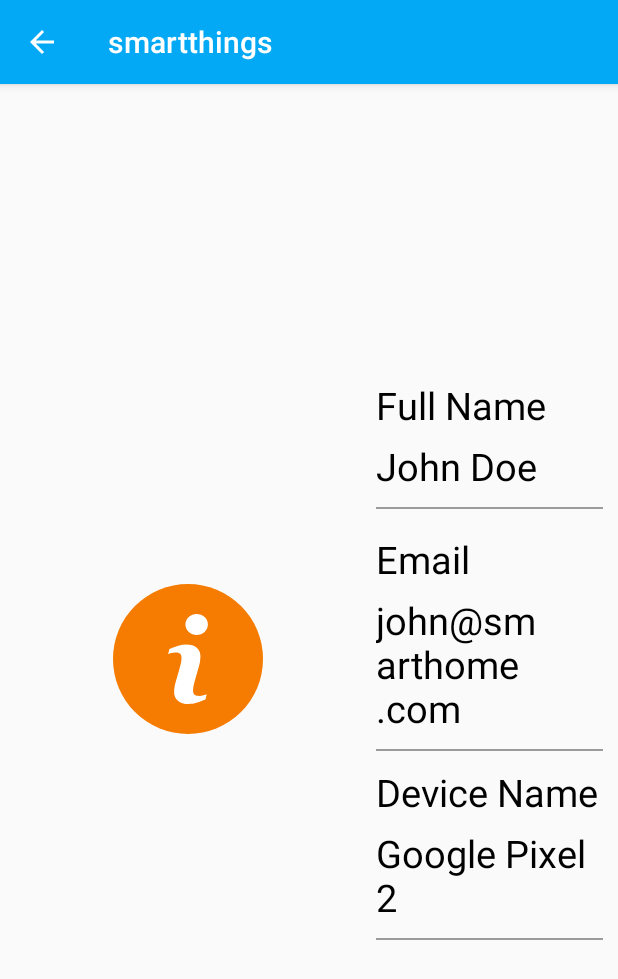
After one commit to wangerekaharun/SmartHome, an Android app: the InfoActivity screen opened directly, with no data from a screen before it, on a phone screen of 412 x 824 dp. The commit adds this screen. Shown: the top 979 px of the screen. Run offline under Robolectric (Android 15) with nearby library versions, the phone set to English and light mode, and no system bars.

Commit message:
added info ui for smartthings app

```diff
--- a/smartthings/src/main/AndroidManifest.xml
+++ b/smartthings/src/main/AndroidManifest.xml
@@ -18,6 +18,17 @@
         android:label="@string/app_name">
         <uses-library android:name="com.google.android.things"/>
 
+        <activity
+            android:name=".ui.info.InfoActivity"
+            android:parentActivityName=".ui.dashboard.DashboardActivity"
+            android:theme="@style/AppTheme"
+        >
+            <intent-filter>
+                <action android:name="android.intent.action.MAIN"/>
+
+                <category android:name="android.intent.category.LAUNCHER"/>
+            </intent-filter>
+        </activity>
         <activity
             android:name=".ui.weather.WeatherActivity"
             android:parentActivityName=".ui.dashboard.DashboardActivity"
@@ -43,11 +54,12 @@
 
                 <category android:name="android.intent.category.LAUNCHER"/>
             </intent-filter>
-             <intent-filter>
-             <action android:name="android.intent.action.MAIN"/>
-                 <category android:name="android.intent.category.HOME"/>
-             <category android:name="android.intent.category.DEFAULT"/>
-             </intent-filter>
+            <intent-filter>
+                <action android:name="android.intent.action.MAIN"/>
+
+                <category android:name="android.intent.category.HOME"/>
+                <category android:name="android.intent.category.DEFAULT"/>
+            </intent-filter>
         </activity>
         <activity
             android:name=".ui.auth.ThingsConnectionActivity"
--- a/smartthings/src/main/java/ke/co/appslab/smartthings/ui/dashboard/DashboardActivity.kt
+++ b/smartthings/src/main/java/ke/co/appslab/smartthings/ui/dashboard/DashboardActivity.kt
@@ -5,6 +5,7 @@
 import android.os.Bundle
 import ke.co.appslab.smartthings.R
 import ke.co.appslab.smartthings.ui.camera.DoorbellActivity
+import ke.co.appslab.smartthings.ui.info.InfoActivity
 import ke.co.appslab.smartthings.ui.internetmonitor.InternetMonitorActivity
 import ke.co.appslab.smartthings.ui.motionsensor.MotionSensorActivity
 import ke.co.appslab.smartthings.ui.weather.WeatherActivity
@@ -42,5 +43,9 @@
             weatherIntent.putExtra("weatherType", "Pressure")
             startActivity(weatherIntent)
         }
+        infoCardView.setOnClickListener {
+            val infoIntent = Intent(this,InfoActivity::class.java)
+            startActivity(infoIntent)
+        }
     }
 }
--- /dev/null
+++ b/smartthings/src/main/java/ke/co/appslab/smartthings/ui/info/InfoActivity.kt
@@ -0,0 +1,14 @@
+package ke.co.appslab.smartthings.ui.info
+
+import android.app.Activity
+import android.os.Bundle
+import androidx.appcompat.app.AppCompatActivity
+import ke.co.appslab.smartthings.R
+
+class InfoActivity : AppCompatActivity() {
+
+    override fun onCreate(savedInstanceState: Bundle?) {
+        super.onCreate(savedInstanceState)
+        setContentView(R.layout.activity_info)
+    }
+}
--- a/smartthings/src/main/res/layout/activity_dashboard.xml
+++ b/smartthings/src/main/res/layout/activity_dashboard.xml
@@ -242,6 +242,7 @@
 
         </androidx.cardview.widget.CardView>
         <androidx.cardview.widget.CardView
+            android:id="@+id/infoCardView"
             android:layout_width="0dp"
             android:layout_height="wrap_content"
             android:layout_weight="2"
--- /dev/null
+++ b/smartthings/src/main/res/layout/activity_info.xml
@@ -0,0 +1,130 @@
+<?xml version="1.0" encoding="utf-8"?>
+<RelativeLayout
+    xmlns:android="http://schemas.android.com/apk/res/android"
+    xmlns:tools="http://schemas.android.com/tools"
+    xmlns:app="http://schemas.android.com/apk/res-auto"
+    android:layout_width="match_parent"
+    android:layout_height="match_parent"
+    tools:context=".ui.info.InfoActivity">
+
+    <LinearLayout
+        android:layout_width="match_parent"
+        android:layout_height="wrap_content"
+        android:weightSum="4"
+        android:layout_centerInParent="true"
+
+    >
+
+        <LinearLayout
+            android:layout_width="wrap_content"
+            android:layout_height="match_parent"
+            android:layout_weight="2"
+            android:layout_gravity="center_horizontal|center_vertical"
+            android:gravity="center_horizontal|center_vertical"
+        >
+            <RelativeLayout
+                android:layout_width="100dp"
+                android:layout_height="100dp"
+                android:background="@drawable/circle_bg"
+                android:backgroundTint="@color/colorOrange"
+                android:layout_gravity="center_horizontal|center_vertical"
+                android:gravity="center"
+
+            >
+
+                <ImageView
+                    android:layout_width="60dp"
+                    android:layout_height="60dp"
+                    android:src="@drawable/ic_info"
+                    android:layout_centerInParent="true"
+                />
+
+            </RelativeLayout>
+
+        </LinearLayout>
+
+
+
+        <LinearLayout
+            android:layout_width="0dp"
+            android:layout_height="wrap_content"
+            android:orientation="vertical"
+            android:layout_weight="2"
+            android:layout_marginEnd="@dimen/large_margin"
+        >
+            <TextView
+                android:layout_width="match_parent"
+                android:layout_height="wrap_content"
+                android:text="@string/name_label"
+                android:textSize="@dimen/text_size_large"
+                android:textColor="@color/colorBlack"
+                android:layout_marginTop="@dimen/large_margin"
+
+            />
+            <TextView
+                android:layout_width="match_parent"
+                android:layout_height="wrap_content"
+                android:text="@string/owner_name"
+                android:textSize="@dimen/text_size_large"
+                android:textColor="@color/colorBlack"
+                android:layout_marginTop="@dimen/medium_margin"
+            />
+            <View
+                android:layout_width="match_parent"
+                android:layout_height="1dp"
+                android:layout_marginTop="@dimen/large_margin"
+                android:layout_marginBottom="@dimen/large_margin"
+                android:background="@color/colorWarmGrey"
+            />
+            <TextView
+                android:layout_width="match_parent"
+                android:layout_height="wrap_content"
+                android:text="@string/email_label"
+                android:textSize="@dimen/text_size_large"
+                android:textColor="@color/colorBlack"
+                android:layout_marginTop="@dimen/medium_margin"
+            />
+            <TextView
+                android:layout_width="match_parent"
+                android:layout_height="wrap_content"
+                android:text="@string/owner_email"
+                android:textSize="@dimen/text_size_large"
+                android:textColor="@color/colorBlack"
+                android:layout_marginTop="@dimen/medium_margin"
+            />
+            <View
+                android:layout_width="match_parent"
+                android:layout_height="1dp"
+                android:layout_marginTop="@dimen/large_margin"
+                android:layout_marginBottom="@dimen/large_margin"
+                android:background="@color/colorWarmGrey"
+            />
+            <TextView
+                android:layout_width="match_parent"
+                android:layout_height="wrap_content"
+                android:text="@string/device_label"
+                android:textSize="@dimen/text_size_large"
+                android:textColor="@color/colorBlack"
+            />
+            <TextView
+                android:layout_width="match_parent"
+                android:layout_height="wrap_content"
+                android:text="@string/device_type"
+                android:textSize="@dimen/text_size_large"
+                android:textColor="@color/colorBlack"
+                android:layout_marginTop="@dimen/medium_margin"
+            />
+            <View
+                android:layout_width="match_parent"
+                android:layout_height="1dp"
+                android:layout_marginTop="@dimen/large_margin"
+                android:layout_marginBottom="@dimen/large_margin"
+                android:background="@color/colorWarmGrey"
+            />
+        </LinearLayout>
+
+
+
+    </LinearLayout>
+
+</RelativeLayout>
--- a/smartthings/src/main/res/values/strings.xml
+++ b/smartthings/src/main/res/values/strings.xml
@@ -28,6 +28,12 @@
     <string name="few_seconds">a few seconds</string>
     <string name="access_granted">Access granted, you can now enter</string>
     <string name="access_not_granted">Access not granted, you are not allowed to enter!!</string>
+    <string name="name_label">Full Name</string>
+    <string name="email_label">Email</string>
+    <string name="device_label">Device Name</string>
+    <string name="owner_name">John Doe</string>
+    <string name="owner_email">john@smarthome.com</string>
+    <string name="device_type">Google Pixel 2</string>
     <plurals name="hours_formatted">
         <item quantity="one">1 hour</item>
         <item quantity="other">%d hours</item>
```
